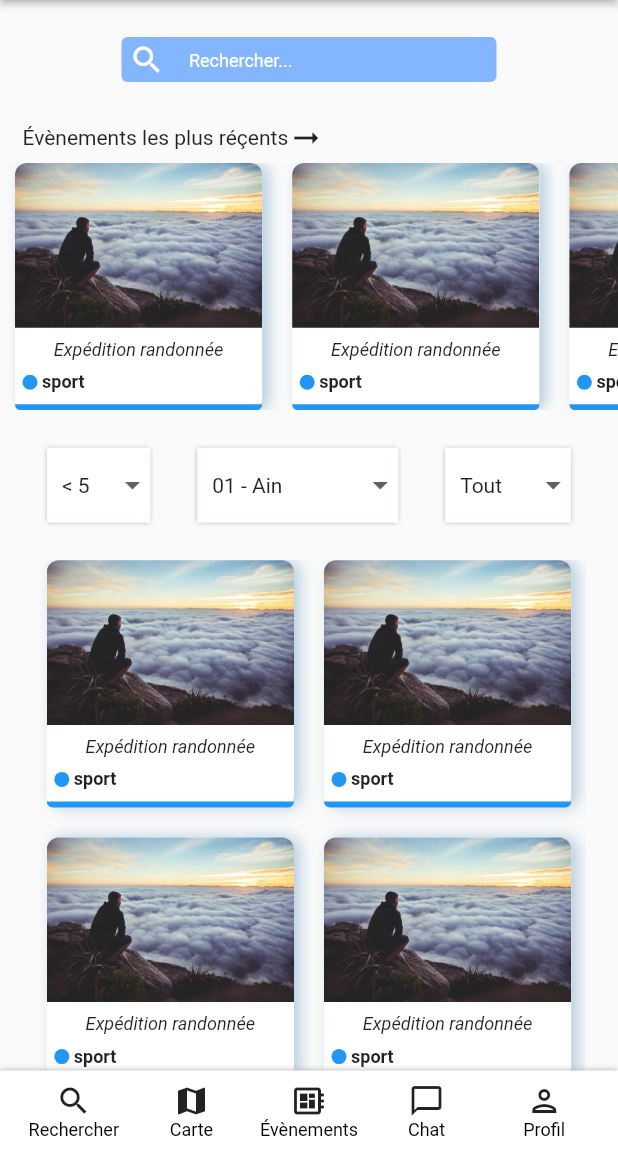
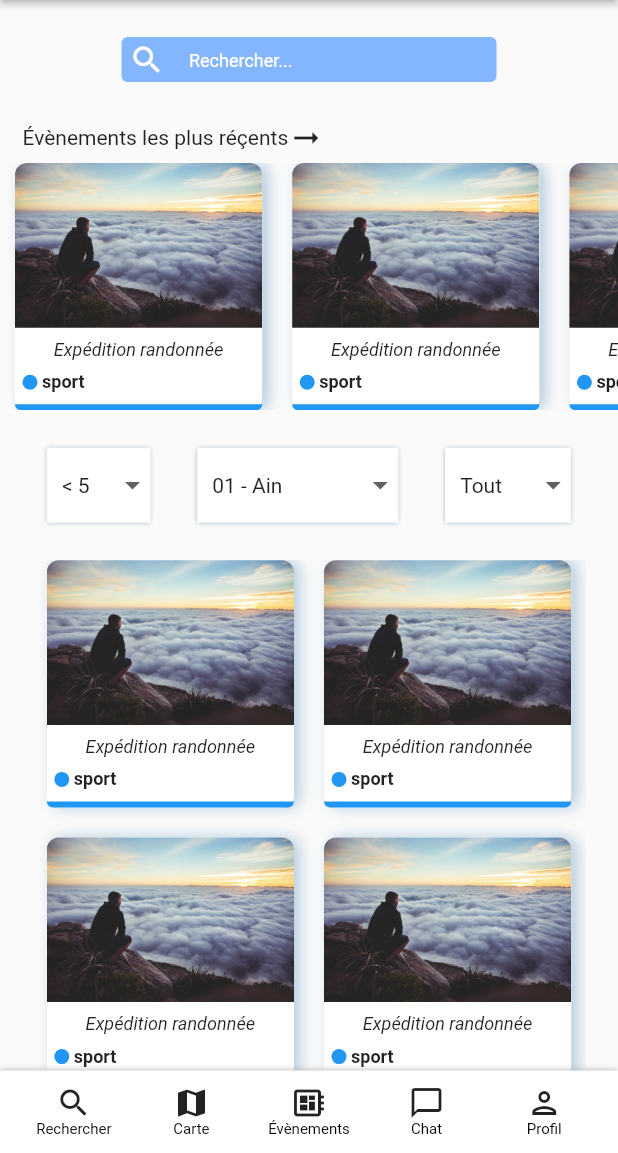
Before and after one commit to justRB/Eventiz, a Flutter app: the screen it shows after launch, after a tap on "connexion", on a phone screen of 412 x 824 dp, the part 83-1236 px from its top. Run offline on Flutter 3.47's test engine with Material 2 defaults, Android fonts, the phone set to English and light mode, and no system bars.

Commit message:
update navbar resolve size issue

```diff
--- a/lib/components/nav_bar.dart
+++ b/lib/components/nav_bar.dart
@@ -68,7 +68,7 @@ class NavBarElement extends StatelessWidget {
   Widget build(BuildContext context) {
     return GestureDetector(
       child: SizedBox(
-        width: 70,
+        width: 60,
         child: Column(
           mainAxisAlignment: MainAxisAlignment.center,
           children: [
@@ -77,7 +77,7 @@ class NavBarElement extends StatelessWidget {
               description,
               style: const TextStyle(
                 color: Colors.black,
-                fontSize: 12,
+                fontSize: 10,
               ),
             ),
           ],
--- a/lib/pages/connection.dart
+++ b/lib/pages/connection.dart
@@ -24,12 +24,12 @@ class Connection extends StatelessWidget {
               children: [
                 TextInput(
                   placeholder: "Adresse mail",
-                  width: MediaQuery.of(context).size.width / 2.5,
+                  width: MediaQuery.of(context).size.width / 2,
                   verticalPadding: 5,
                 ),
                 TextInput(
                   placeholder: "Mot de passe",
-                  width: MediaQuery.of(context).size.width / 2.5,
+                  width: MediaQuery.of(context).size.width / 2,
                   verticalPadding: 5,
                 ),
                 CheckBoxes(
```
